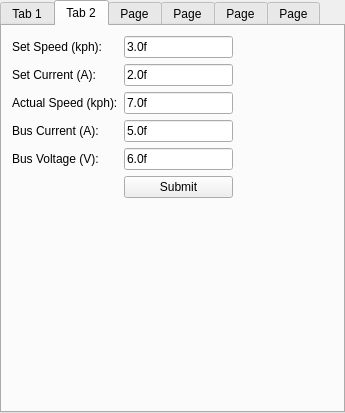
This is src/UILayer/WindowDesign.ui in JordanHeinrichs/UofCSolarCarTelemTestTool as Qt 5 draws it before an edit. The edited form follows.
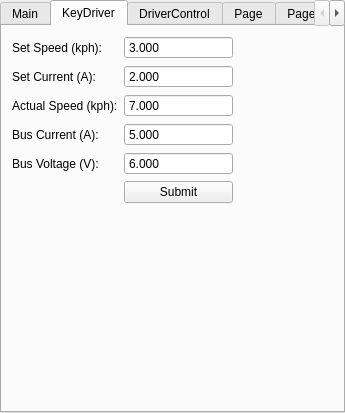
This is the edited form. The open tabs and pages were chosen to show the change.

Patch:
```diff
--- a/src/UILayer/WindowDesign.ui
+++ b/src/UILayer/WindowDesign.ui
@@ -18,7 +18,7 @@
   </property>
   <widget class="QWidget" name="main">
    <attribute name="title">
-    <string>Tab 1</string>
+    <string>Main</string>
    </attribute>
    <widget class="QWidget" name="verticalLayoutWidget">
     <property name="geometry">
@@ -112,7 +112,7 @@
   </widget>
   <widget class="QWidget" name="KeyDriverControls">
    <attribute name="title">
-    <string>Tab 2</string>
+    <string>KeyDriver</string>
    </attribute>
    <widget class="QWidget" name="formLayoutWidget">
     <property name="geometry">
@@ -120,81 +120,156 @@
       <x>10</x>
       <y>10</y>
       <width>221</width>
-      <height>221</height>
+      <height>233</height>
      </rect>
     </property>
     <layout class="QFormLayout" name="formLayout">
-     <item row="0" column="1">
-      <widget class="QLineEdit" name="driverSetSpeedRpmLineEdit">
-       <property name="text">
-        <string>3.0f</string>
-       </property>
-      </widget>
-     </item>
      <item row="1" column="0">
-      <widget class="QLabel" name="constSetCurrentLabel">
+      <widget class="QLabel" name="constSetSpeedLabel">
        <property name="text">
-        <string>Set Current (A):</string>
+        <string>Set Speed (kph):</string>
        </property>
       </widget>
      </item>
      <item row="1" column="1">
-      <widget class="QLineEdit" name="driverSetCurrentLineEdit">
-       <property name="text">
-        <string>2.0f</string>
+      <widget class="QDoubleSpinBox" name="driverSetSpeedRpmSpinBox">
+       <property name="buttonSymbols">
+        <enum>QAbstractSpinBox::NoButtons</enum>
+       </property>
+       <property name="correctionMode">
+        <enum>QAbstractSpinBox::CorrectToNearestValue</enum>
+       </property>
+       <property name="prefix">
+        <string/>
+       </property>
+       <property name="decimals">
+        <number>3</number>
+       </property>
+       <property name="maximum">
+        <double>1000.000000000000000</double>
+       </property>
+       <property name="value">
+        <double>3.000000000000000</double>
        </property>
       </widget>
      </item>
      <item row="2" column="0">
-      <widget class="QLabel" name="constActualSpeedLabel">
+      <widget class="QLabel" name="constSetCurrentLabel">
        <property name="text">
-        <string>Actual Speed (kph):</string>
+        <string>Set Current (A):</string>
        </property>
       </widget>
      </item>
      <item row="2" column="1">
-      <widget class="QLineEdit" name="vehicleVelocityLineEdit">
-       <property name="text">
-        <string>7.0f</string>
+      <widget class="QDoubleSpinBox" name="driverSetCurrentSpinBox">
+       <property name="buttonSymbols">
+        <enum>QAbstractSpinBox::NoButtons</enum>
+       </property>
+       <property name="correctionMode">
+        <enum>QAbstractSpinBox::CorrectToNearestValue</enum>
+       </property>
+       <property name="prefix">
+        <string/>
+       </property>
+       <property name="decimals">
+        <number>3</number>
+       </property>
+       <property name="maximum">
+        <double>1000.000000000000000</double>
+       </property>
+       <property name="value">
+        <double>2.000000000000000</double>
        </property>
       </widget>
      </item>
      <item row="3" column="0">
-      <widget class="QLabel" name="constBusCurrentLabel">
+      <widget class="QLabel" name="constActualSpeedLabel">
        <property name="text">
-        <string>Bus Current (A):</string>
+        <string>Actual Speed (kph):</string>
        </property>
       </widget>
      </item>
      <item row="3" column="1">
-      <widget class="QLineEdit" name="busCurrentLineEdit">
-       <property name="text">
-        <string>5.0f</string>
+      <widget class="QDoubleSpinBox" name="vehicleVelocitySpinBox">
+       <property name="buttonSymbols">
+        <enum>QAbstractSpinBox::NoButtons</enum>
+       </property>
+       <property name="correctionMode">
+        <enum>QAbstractSpinBox::CorrectToNearestValue</enum>
+       </property>
+       <property name="prefix">
+        <string/>
+       </property>
+       <property name="decimals">
+        <number>3</number>
+       </property>
+       <property name="maximum">
+        <double>1000.000000000000000</double>
+       </property>
+       <property name="value">
+        <double>7.000000000000000</double>
        </property>
       </widget>
      </item>
      <item row="4" column="0">
+      <widget class="QLabel" name="constBusCurrentLabel">
+       <property name="text">
+        <string>Bus Current (A):</string>
+       </property>
+      </widget>
+     </item>
+     <item row="4" column="1">
+      <widget class="QDoubleSpinBox" name="busCurrentSpinBox">
+       <property name="buttonSymbols">
+        <enum>QAbstractSpinBox::NoButtons</enum>
+       </property>
+       <property name="correctionMode">
+        <enum>QAbstractSpinBox::CorrectToNearestValue</enum>
+       </property>
+       <property name="prefix">
+        <string/>
+       </property>
+       <property name="decimals">
+        <number>3</number>
+       </property>
+       <property name="maximum">
+        <double>1000.000000000000000</double>
+       </property>
+       <property name="value">
+        <double>5.000000000000000</double>
+       </property>
+      </widget>
+     </item>
+     <item row="5" column="0">
       <widget class="QLabel" name="constBusVoltageLabel">
        <property name="text">
         <string>Bus Voltage (V):</string>
        </property>
       </widget>
      </item>
-     <item row="4" column="1">
-      <widget class="QLineEdit" name="busVoltageLineEdit">
-       <property name="text">
-        <string>6.0f</string>
-       </property>
-      </widget>
-     </item>
-     <item row="0" column="0">
-      <widget class="QLabel" name="constSetSpeedLabel">
-       <property name="text">
-        <string>Set Speed (kph):</string>
-       </property>
-      </widget>
-     </item>
      <item row="5" column="1">
+      <widget class="QDoubleSpinBox" name="busVoltageSpinBox">
+       <property name="buttonSymbols">
+        <enum>QAbstractSpinBox::NoButtons</enum>
+       </property>
+       <property name="correctionMode">
+        <enum>QAbstractSpinBox::CorrectToNearestValue</enum>
+       </property>
+       <property name="prefix">
+        <string/>
+       </property>
+       <property name="decimals">
+        <number>3</number>
+       </property>
+       <property name="maximum">
+        <double>1000.000000000000000</double>
+       </property>
+       <property name="value">
+        <double>6.000000000000000</double>
+       </property>
+      </widget>
+     </item>
+     <item row="6" column="1">
       <widget class="QPushButton" name="keyDriverControlsSubmitButton">
        <property name="text">
         <string>Submit</string>
@@ -206,7 +281,7 @@
   </widget>
   <widget class="QWidget" name="DriverControlDetails">
    <attribute name="title">
-    <string>Page</string>
+    <string>DriverControl</string>
    </attribute>
    <widget class="QWidget" name="formLayoutWidget_2">
     <property name="geometry">
```
Left out of the diff: 25 changed lines with no effect on the pictures.
